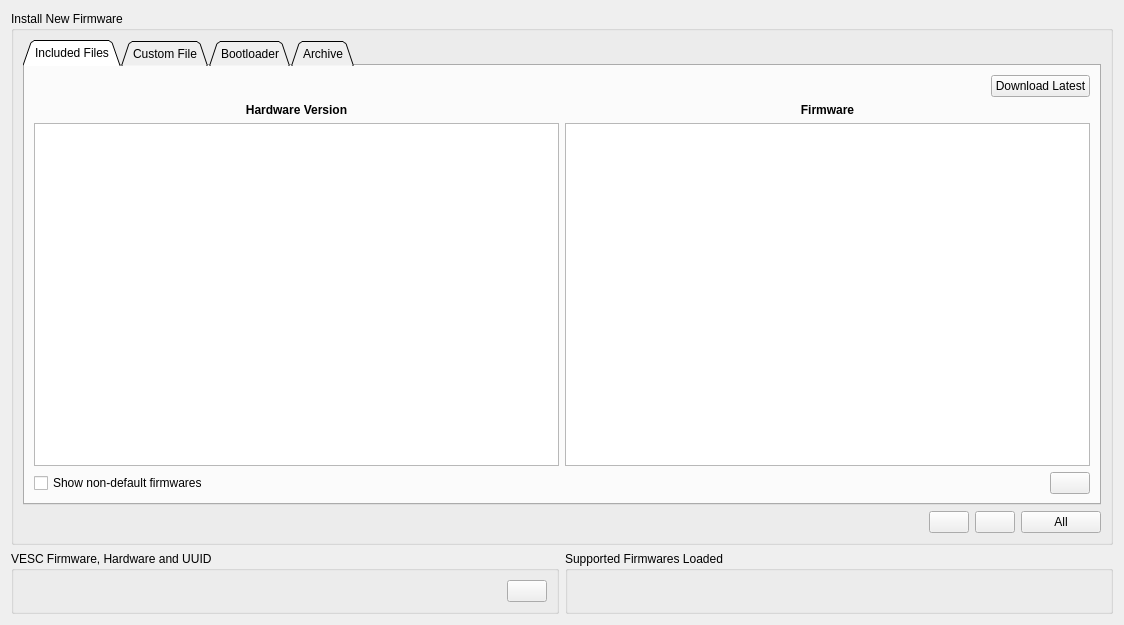
The window that pages/pagefirmware.ui (vedderb/vesc_tool) describes before a commit, drawn with Qt 5.
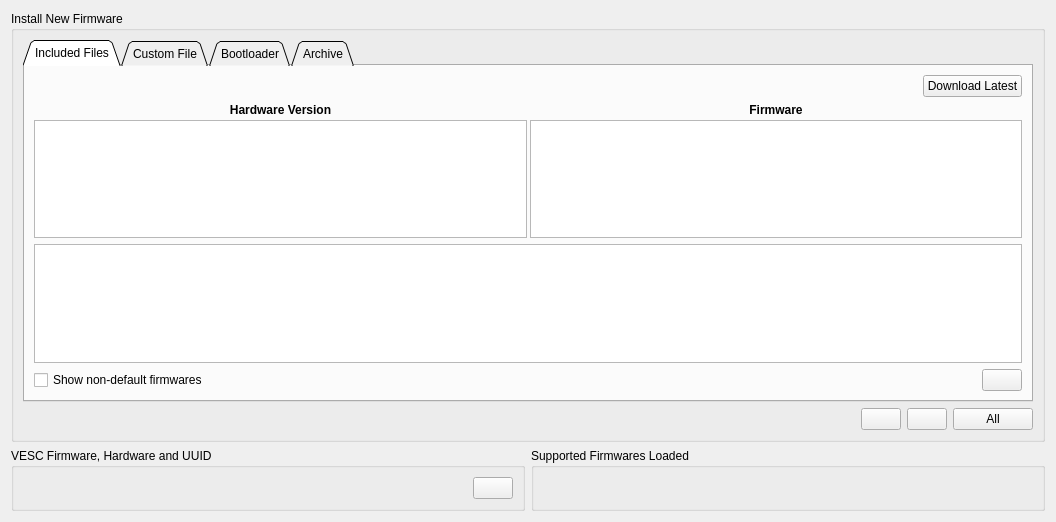
The same window after the commit. Icons and pictures are not drawn. Custom widgets are drawn as their Qt base class.

```diff
--- a/pages/pagefirmware.ui
+++ b/pages/pagefirmware.ui
@@ -6,8 +6,8 @@
    <rect>
     <x>0</x>
     <y>0</y>
-    <width>1124</width>
-    <height>625</height>
+    <width>1056</width>
+    <height>522</height>
    </rect>
   </property>
   <property name="windowTitle">
@@ -55,7 +55,23 @@
            </layout>
           </item>
           <item>
+           <widget class="QWidget" name="fwWidget" native="true">
            <layout class="QHBoxLayout" name="horizontalLayout_5">
+             <property name="spacing">
+              <number>3</number>
+             </property>
+             <property name="leftMargin">
+              <number>0</number>
+             </property>
+             <property name="topMargin">
+              <number>0</number>
+             </property>
+             <property name="rightMargin">
+              <number>0</number>
+             </property>
+             <property name="bottomMargin">
+              <number>0</number>
+             </property>
             <item>
              <layout class="QVBoxLayout" name="verticalLayout_5">
               <item>
@@ -101,6 +117,14 @@
              </layout>
             </item>
            </layout>
+           </widget>
+          </item>
+          <item>
+           <widget class="QTextEdit" name="fwMissingText">
+            <property name="readOnly">
+             <bool>true</bool>
+            </property>
+           </widget>
           </item>
           <item>
            <layout class="QHBoxLayout" name="horizontalLayout_6">
```
Lines whose indentation alone changed are shown as unchanged.
